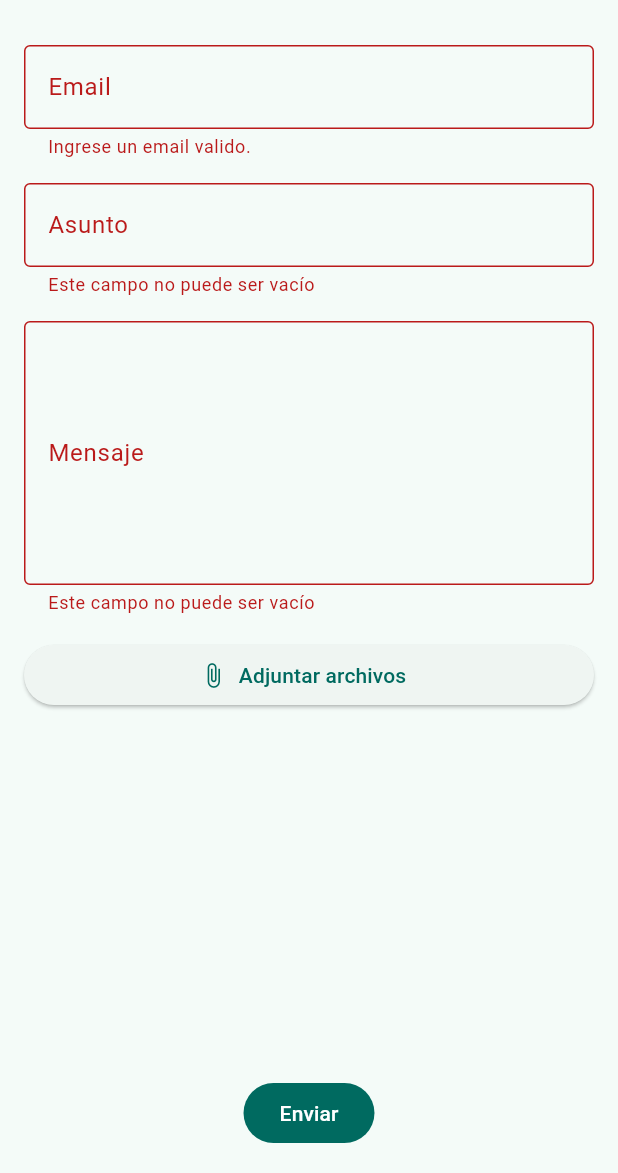
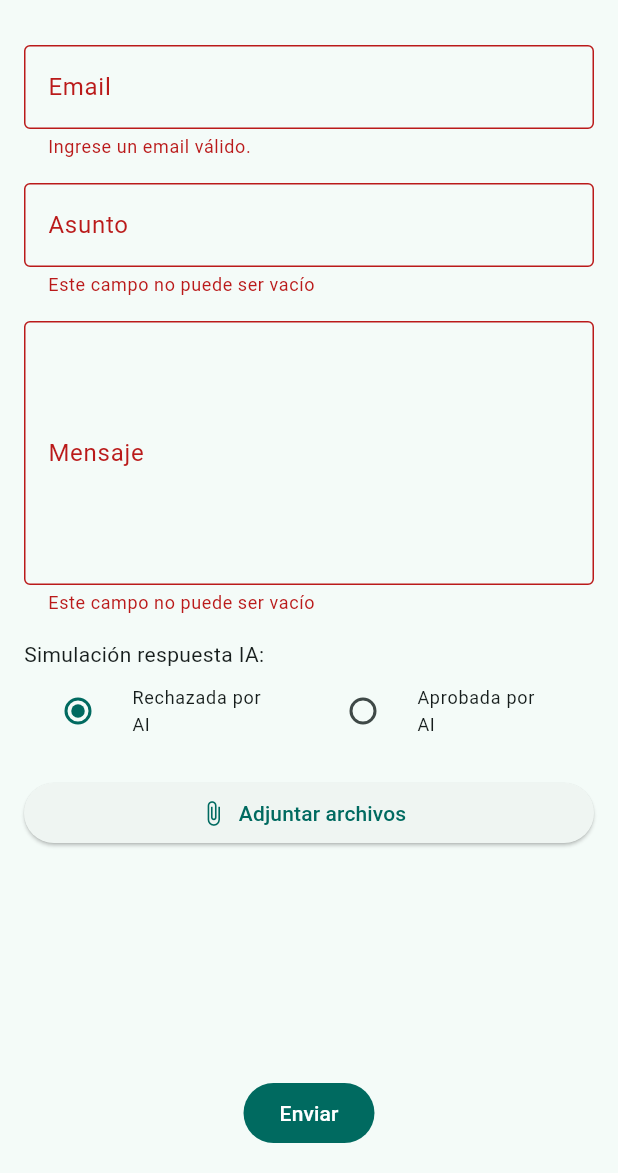
Before and after one commit to carodidia/Tramites-AI-TP3, a Flutter app: the FormularioScreen screen opened by its route, after a tap on "Enviar", on a phone screen of 412 x 824 dp, the part 63-1236 px from its top. Run offline on Flutter 3.47's test engine with Material 3 defaults, Android fonts, the phone set to English and light mode, and no system bars; our stand-ins replace cloud_firestore, firebase_core, go_router, pie_chart; accounts and stored records are empty.

Commit message:
Agregado de FireBase y formulario

```diff
--- a/lib/core/entities/solicitud.dart
+++ b/lib/core/entities/solicitud.dart
@@ -2,18 +2,18 @@ class Solicitud {
   String id;
   String mail;
   String asunto;
-  DateTime fechaDeCreacion;
+  DateTime fechaCreacion;
   String mensaje;
-  String respuesta;
+  String respuestaIA;
   bool? estaAprobada;
 
   Solicitud({
     required this.id,
     required this.mail,
     required this.asunto,
-    required this.fechaDeCreacion,
+    required this.fechaCreacion,
     required this.mensaje,
-    required this.respuesta,
+    required this.respuestaIA,
     this.estaAprobada,
   });
 
--- a/lib/core/repo/solicitudes.dart
+++ b/lib/core/repo/solicitudes.dart
@@ -5,78 +5,59 @@ List<Solicitud> solicitudes = [
     id: '1',
     mail: 'caro@gmail.com',
     asunto: 'Denuncia Policial',
-    fechaDeCreacion: DateTime(
+    fechaCreacion: DateTime(
         2024, 6, 1, 14, 35, 21), // Día, mes, año, hora, minutos, segundos
     mensaje:
         'Quiero denunciar un choque. El incidente ocurrió el martes pasado en la intersección de Main St y Elm St. Adjunto fotos del accidente.',
-    respuesta: 'Aprobado por AI',
+    respuestaIA: 'Aprobado por AI',
   ),
   Solicitud(
     id: '2',
     mail: 'denu@gmail.com',
     asunto: 'Cotización',
-    fechaDeCreacion: DateTime(
+    fechaCreacion: DateTime(
         2024, 6, 1, 9, 12, 45), // Día, mes, año, hora, minutos, segundos
     mensaje:
         'Quiero una cotización para reparar mi auto. El vehículo es un sedan de 4 puertas, marca XYZ, modelo 2020. El incidente ocurrió la semana pasada. Quedo a la espera de su respuesta. Saludos cordiales.',
-    respuesta: 'Aprobado por AI',
+    respuestaIA: 'Aprobado por AI',
     estaAprobada: true,
   ),
   Solicitud(
     id: '3',
     mail: 'ivan@gmail.com',
     asunto: 'Cotizacion de auto',
-    fechaDeCreacion: DateTime(
+    fechaCreacion: DateTime(
         2024, 6, 3, 17, 5, 33), // Día, mes, año, hora, minutos, segundos
     mensaje: 'Quiero la cotizacion de este auto',
-    respuesta: 'Rechazado por AI',
+    respuestaIA: 'Rechazado por AI',
     estaAprobada: false,
   ),
   Solicitud(
     id: '4',
     mail: 'ari@gmail.com',
     asunto: 'Denuncia Policial',
-    fechaDeCreacion: DateTime(
+    fechaCreacion: DateTime(
         2024, 6, 4, 11, 20, 15), // Día, mes, año, hora, minutos, segundos
     mensaje: 'Quiero denunciar un robo',
-    respuesta: 'Aprobado por AI',
+    respuestaIA: 'Aprobado por AI',
   ),
   Solicitud(
     id: '5',
     mail: 'juan@gmail.com',
     asunto: 'Cotizacion de hogar',
-    fechaDeCreacion: DateTime(
+    fechaCreacion: DateTime(
         2024, 6, 5, 22, 45, 59), // Día, mes, año, hora, minutos, segundos
     mensaje: 'Quiero una cotizacion de hogar',
-    respuesta: 'Rechazado por AI',
+    respuestaIA: 'Rechazado por AI',
     estaAprobada: false,
   ),
   Solicitud(
     id: '6',
     mail: 'pepe@gmail.com',
     asunto: 'Denuncia Policial',
-    fechaDeCreacion: DateTime(
+    fechaCreacion: DateTime(
         2024, 6, 6, 8, 30, 0), // Día, mes, año, hora, minutos, segundos
     mensaje: 'Quiero denunciar un choque',
-    respuesta: 'Aprobado por AI',
-  ),
-  Solicitud(
-    id: '7',
-    mail: 'pepe@gmail.com',
-    asunto: 'Denuncia Policial',
-    fechaDeCreacion: DateTime(
-        2024, 6, 7, 16, 15, 10), // Día, mes, año, hora, minutos, segundos
-    mensaje: 'Quiero denunciar un choque',
-    respuesta: 'Aprobado por AI',
-    estaAprobada: true,
-  ),
-  Solicitud(
-    id: '8',
-    mail: 'pepe@gmail.com',
-    asunto: 'Denuncia Policial',
-    fechaDeCreacion: DateTime(
-        2024, 6, 8, 10, 5, 45), // Día, mes, año, hora, minutos, segundos
-    mensaje: 'Quiero denunciar un choque',
-    respuesta: 'Aprobado por AI',
+    respuestaIA: 'Aprobado por AI',
   ),
 ];
--- a/lib/presentation/screens/formulario_screen.dart
+++ b/lib/presentation/screens/formulario_screen.dart
@@ -1,9 +1,8 @@
-import 'dart:convert';
-
 import 'package:flutter/material.dart';
 import 'package:go_router/go_router.dart';
 import 'package:proyecto_final/core/widgets/drawer_menu.dart';
 import 'package:proyecto_final/core/widgets/snack_bar_widget.dart';
+import 'package:cloud_firestore/cloud_firestore.dart';
 
 class FormularioScreen extends StatefulWidget {
   static const String name = 'formularioscreen';
@@ -20,18 +19,32 @@ class _FormularioScreenState extends State<FormularioScreen> {
       appBar: AppBar(
         title: const Text('Formulario'),
       ),
-      body: FormularioBody(),
+      body: const FormularioBody(),
       drawer: const DrawerMenu(),
     );
   }
 }
 
-class FormularioBody extends StatelessWidget {
-  FormularioBody({super.key});
+class FormularioBody extends StatefulWidget {
+  const FormularioBody({super.key});
+
+  @override
+  State<FormularioBody> createState() => _FormularioBodyState();
+}
+
+class _FormularioBodyState extends State<FormularioBody> {
+  FirebaseFirestore db = FirebaseFirestore.instance;
+
   final GlobalKey<FormState> _formularioEstado = GlobalKey<FormState>();
+
   final emailController = TextEditingController();
+
   final asuntoController = TextEditingController();
+
   final mensajeController = TextEditingController();
+
+  String respuestaIA = 'Rechazada por AI';
+
 //ABRIR DIALOG DEL MENSAJE
   void _showMessageDialog(BuildContext context, Map<String, dynamic> formData) {
     showDialog(
@@ -46,10 +59,20 @@ class FormularioBody extends StatelessWidget {
                     },
                     child: const Text('Cancel')),
                 FilledButton(
-                    onPressed: () {
-                      context.go('/');
-                      SnackBarWidget.show(context, "Formulario enviado", Colors.green);
-                      print("Formulario enviado \n$formData");
+                    onPressed: () async {
+                      print("Enviando datos");
+                      final doc = db.collection("solicitudes").doc();
+                      final newSolicitud = {
+                        ...formData, // Propagamos todos los datos de formData
+                        'id': doc.id,
+                      };
+                      await doc.set(newSolicitud);
+                      print("Solicitud guardado");
+                      print(newSolicitud);
+
+                      // context.go('/');
+                      // SnackBarWidget.show(context, "Formulario enviado", Colors.green);
+                      // print("Formulario enviado \n$formData");
                     },
                     child: const Text('Confirmar'))
               ],
@@ -72,8 +95,8 @@ class FormularioBody extends StatelessWidget {
                     TextFormField(
                       controller: emailController,
                       validator: (value) {
-                        if (!value!.contains("@")) {
-                          return "Ingrese un email valido.";
+                        if (value == null || !value.contains("@")) {
+                          return "Ingrese un email válido.";
                         } else {
                           return null;
                         }
@@ -117,6 +140,42 @@ class FormularioBody extends StatelessWidget {
                       keyboardType: TextInputType.multiline,
                     ),
                     const SizedBox(height: 16.0),
+                    const Text('Simulación respuesta IA:'),
+                    Row(
+                      children: [
+                        Expanded(
+                          child: RadioListTile<String>(
+                            title: const Text(
+                              'Rechazada por AI',
+                              style: TextStyle(fontSize: 12),
+                            ),
+                            value: 'Rechazada por AI',
+                            groupValue: respuestaIA,
+                            onChanged: (value) {
+                              setState(() {
+                                respuestaIA = value!;
+                              });
+                            },
+                          ),
+                        ),
+                        Expanded(
+                          child: RadioListTile<String>(
+                            title: const Text(
+                              'Aprobada por AI',
+                              style: TextStyle(fontSize: 12),
+                            ),
+                            value: 'Aprobada por AI',
+                            groupValue: respuestaIA,
+                            onChanged: (value) {
+                              setState(() {
+                                respuestaIA = value!;
+                              });
+                            },
+                          ),
+                        ),
+                      ],
+                    ),
+                    const SizedBox(height: 16.0),
                     ElevatedButton.icon(
                       onPressed: () {
                         // Acción para adjuntar archivos (no funcional por ahora)
@@ -133,16 +192,17 @@ class FormularioBody extends StatelessWidget {
             alignment: Alignment.bottomCenter,
             child: FilledButton(
               onPressed: () {
-                // Acción al presionar el botón de enviar
+                // Crea la solicitud al "Enviar"
                 if (_formularioEstado.currentState!.validate()) {
+                  _formularioEstado.currentState!.save();
                   final formData = {
-                    'id': '312',
+                    'id': '',
                     'mail': emailController.text,
                     'asunto': asuntoController.text,
                     'mensaje': mensajeController.text,
-                    'fechaDeCreacion': DateTime.now()
-                        .toIso8601String(), // Convertir DateTime a cadena
-                    'respuesta': 'Rechazado por AI',
+                    'fechaDeCreacion': Timestamp.now(),
+                    'respuestaIA': respuestaIA,
+                    'estaAprobada': null,
                   };
                   _showMessageDialog(context, formData);
                 }
--- a/lib/presentation/screens/solicitud_screen.dart
+++ b/lib/presentation/screens/solicitud_screen.dart
@@ -50,7 +50,7 @@ class SolicitudScreen extends StatelessWidget {
             _buildInfoRow(Icons.email_outlined, solicitud.mail),
             _buildInfoRow(Icons.announcement_outlined, solicitud.asunto),
             _buildInfoRow(Icons.calendar_month_outlined,
-                _getFormattedDate(solicitud.fechaDeCreacion)),
+                _getFormattedDate(solicitud.fechaCreacion)),
             _buildInfoRow(Icons.person_outline, solicitud.id),
             const SizedBox(height: 16.0),
             ElevatedButton(
@@ -62,7 +62,7 @@ class SolicitudScreen extends StatelessWidget {
             const Divider(height: 32.0, thickness: 2.0),
             const Text('Respuesta de la IA:', style: TextStyle(fontSize: 18.0)),
             const SizedBox(height: 8.0),
-            Text(solicitud.respuesta),
+            Text(solicitud.respuestaIA),
             const SizedBox(height: 100.0),
             Visibility(
               visible: solicitud.estaAprobada == null,
--- a/pubspec.yaml
+++ b/pubspec.yaml
@@ -7,6 +7,8 @@ environment:
   sdk: '>=3.3.1 <4.0.0'
 
 dependencies:
+  cloud_firestore: ^4.17.4
+  firebase_core: ^2.31.1
   flutter:
     sdk: flutter
   go_router: ^14.1.0
```
Also changed, not shown: lib/main.dart (+6 -1 lines), firebase.json (added), lib/firebase_options.dart (added), pubspec.lock, 6 other files.
